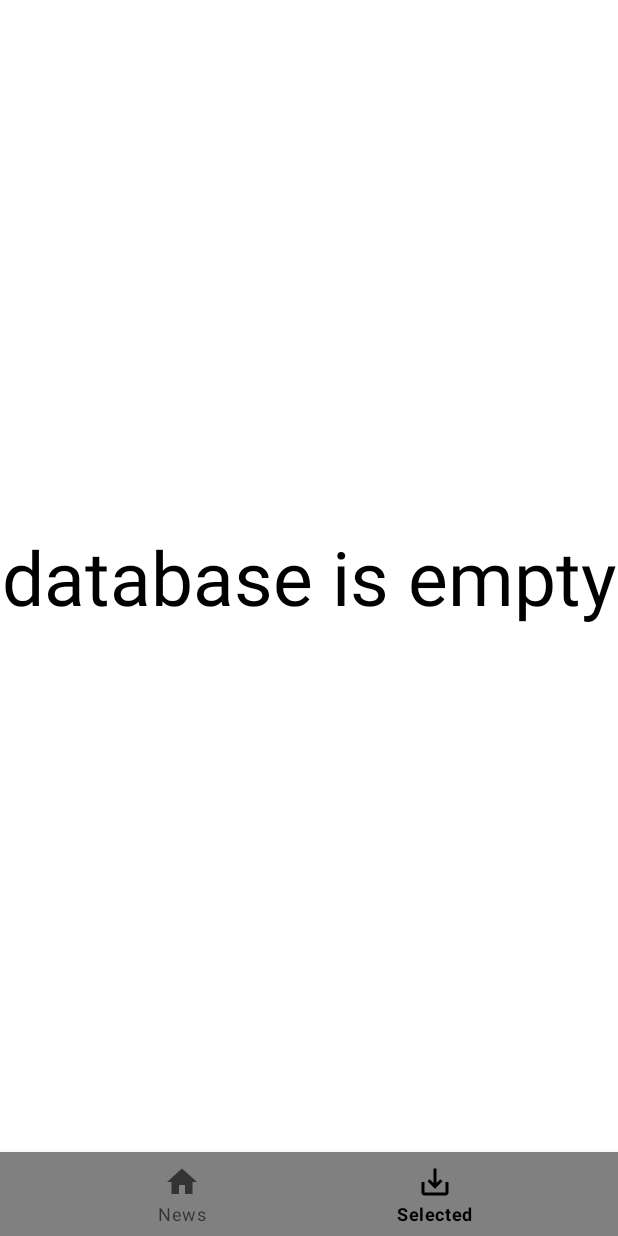
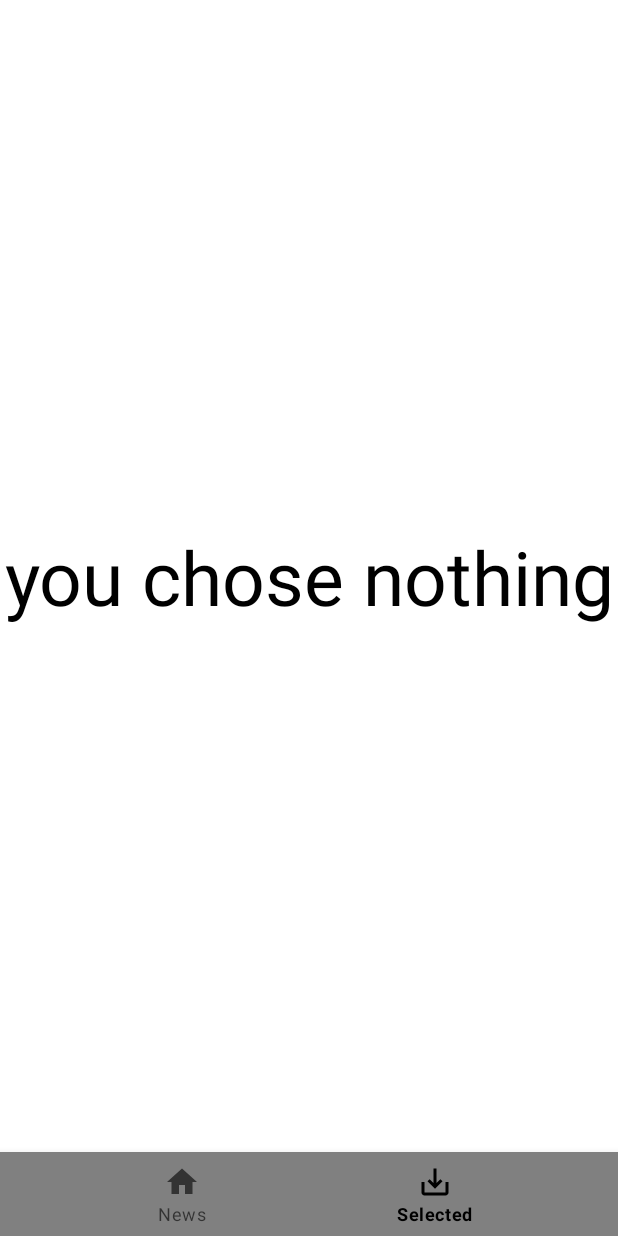
Before and after one commit to Yevgeny233/My-news-app, an Android app: the SelectFragment screen opened through its navigation route, on a phone screen of 412 x 824 dp. Run offline under Robolectric (Android 15) with nearby library versions, the phone set to English and light mode, and no system bars; our stand-ins replace Room's generated code, navigation-ui; network calls fail; pictures from the network do not load; 1 statement that could not run was skipped.

Commit message:
Update gradle.properties

```diff
--- a/app/src/main/java/com/myselfproject/mynewsapp/fragments/selectfragment/SelectFragment.kt
+++ b/app/src/main/java/com/myselfproject/mynewsapp/fragments/selectfragment/SelectFragment.kt
@@ -45,10 +45,10 @@ class SelectFragment : Fragment(), OnButtonClicker, OnArticleClicker {
         binding.recycleView.adapter = dataAdapter
 
         dataViewModel.dataBaseNews.observe(viewLifecycleOwner) { newsList ->
-                if (newsList.isNotEmpty()){
+            if (newsList.isNotEmpty()) {
                 binding.dataBaseIsClear.visibility = View.GONE
                 dataAdapter.updateList(newsList)
-                }else{
+            } else {
                 binding.dataBaseIsClear.visibility = View.VISIBLE
                 dataAdapter.updateList(newsList)
             }
--- a/app/src/main/res/layout/fragment_select.xml
+++ b/app/src/main/res/layout/fragment_select.xml
@@ -32,7 +32,7 @@
         android:layout_width="wrap_content"
         android:layout_height="wrap_content"
         android:gravity="center"
-        android:text="@string/database_is_empty"
+        android:text="@string/you_chose_nothing"
         android:textColor="@color/black"
         android:textSize="50sp"
         android:visibility="gone"
--- a/app/src/main/res/values/strings.xml
+++ b/app/src/main/res/values/strings.xml
@@ -10,7 +10,7 @@
     <string name="wall_street_journal_news">Wall Street Journal News</string>
     <string name="bbc_news">BBC News</string>
     <string name="ua_news">UA News</string>
-    <string name="database_is_empty">database is empty</string>
+    <string name="you_chose_nothing">you chose nothing</string>
     <string name="internet_is_connected">Internet is connected</string>
     <string name="internet_is_not_connected">Internet is not connected</string>
 </resources>
--- a/gradle.properties
+++ b/gradle.properties
@@ -21,3 +21,4 @@ kotlin.code.style=official
 # resources declared in the library itself and none from the library's dependencies,
 # thereby reducing the size of the R class for that library
 android.nonTransitiveRClass=true
+android.overridePathCheck=true
```
Lines whose indentation alone changed are shown as unchanged.
